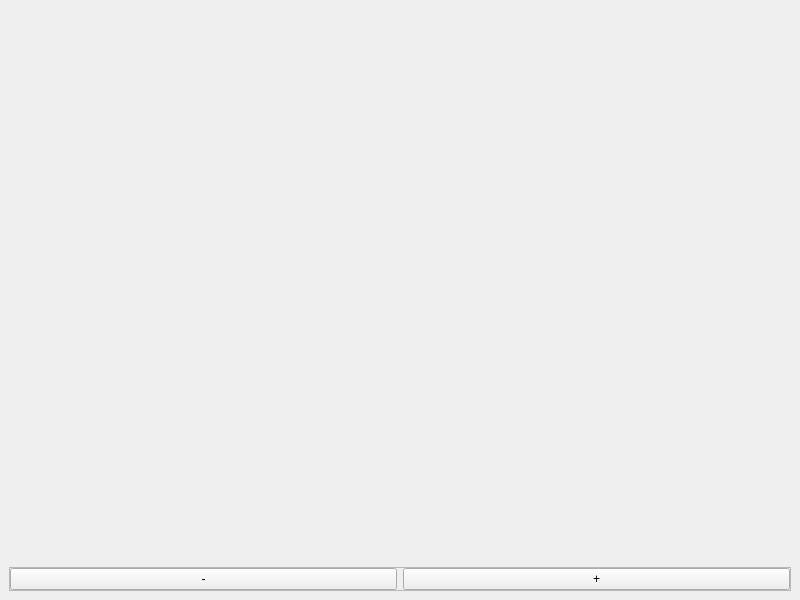
Qt form Calculator/Graphics/GraphicsPainter/graphicspainterwindow.ui (tqqqqt/SimpleCalculator) before a commit.
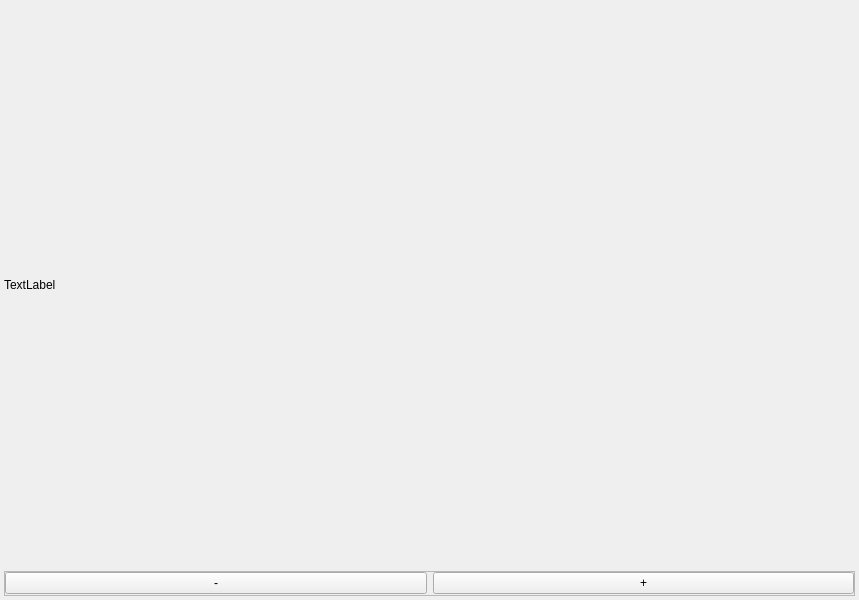
The same form after that commit.

Commit message: correct interface for graphics

```diff
--- a/Calculator/Graphics/GraphicsPainter/graphicspainterwindow.ui
+++ b/Calculator/Graphics/GraphicsPainter/graphicspainterwindow.ui
@@ -6,7 +6,7 @@
    <rect>
     <x>0</x>
     <y>0</y>
-    <width>800</width>
+    <width>859</width>
     <height>600</height>
    </rect>
   </property>
@@ -14,22 +14,55 @@
    <string>Graphics painter</string>
   </property>
   <widget class="QWidget" name="centralwidget">
-   <layout class="QVBoxLayout" name="verticalLayout">
+   <property name="sizePolicy">
+    <sizepolicy hsizetype="Preferred" vsizetype="Preferred">
+     <horstretch>0</horstretch>
+     <verstretch>0</verstretch>
+    </sizepolicy>
+   </property>
+   <layout class="QVBoxLayout" name="verticalLayout" stretch="0,0">
+    <property name="sizeConstraint">
+     <enum>QLayout::SetMaximumSize</enum>
+    </property>
+    <property name="leftMargin">
+     <number>4</number>
+    </property>
+    <property name="topMargin">
+     <number>4</number>
+    </property>
+    <property name="rightMargin">
+     <number>4</number>
+    </property>
+    <property name="bottomMargin">
+     <number>4</number>
+    </property>
     <item>
      <widget class="QLabel" name="label">
       <property name="text">
-       <string/>
+       <string>TextLabel</string>
       </property>
      </widget>
     </item>
     <item>
      <widget class="QFrame" name="frame">
       <property name="sizePolicy">
-       <sizepolicy hsizetype="MinimumExpanding" vsizetype="Maximum">
+       <sizepolicy hsizetype="Preferred" vsizetype="Minimum">
         <horstretch>0</horstretch>
         <verstretch>0</verstretch>
        </sizepolicy>
       </property>
+      <property name="minimumSize">
+       <size>
+        <width>0</width>
+        <height>25</height>
+       </size>
+      </property>
+      <property name="maximumSize">
+       <size>
+        <width>16777215</width>
+        <height>25</height>
+       </size>
+      </property>
       <property name="frameShape">
        <enum>QFrame::StyledPanel</enum>
       </property>
```
Left out of the diff: 2 changed lines with no effect on the pictures.
